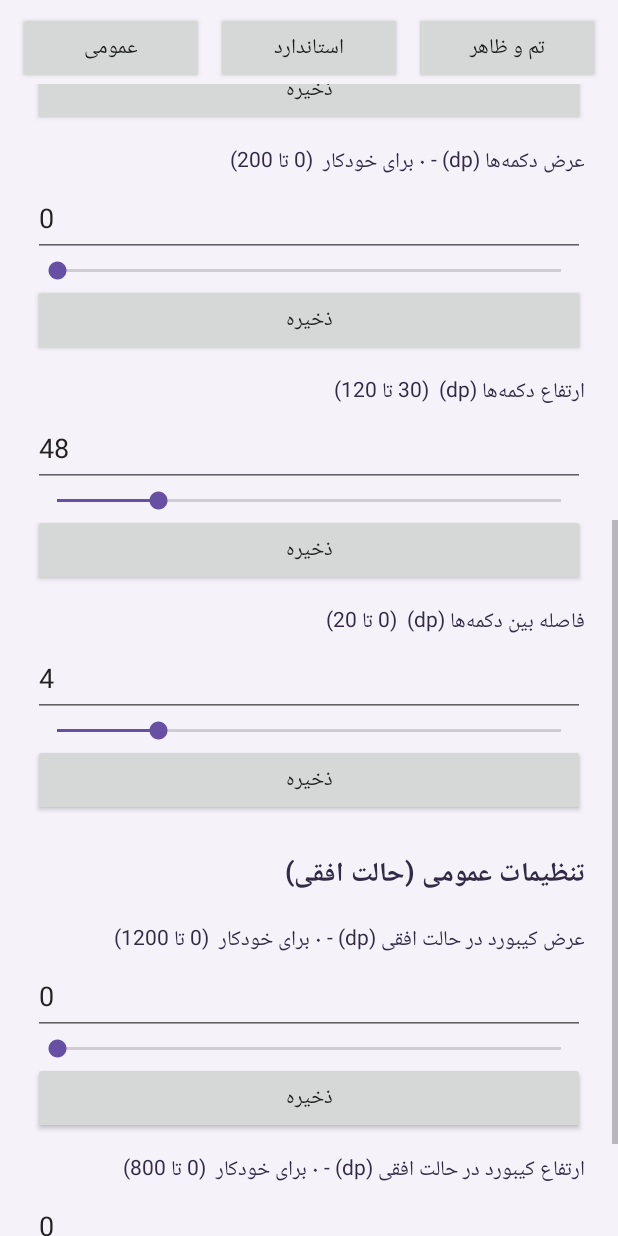
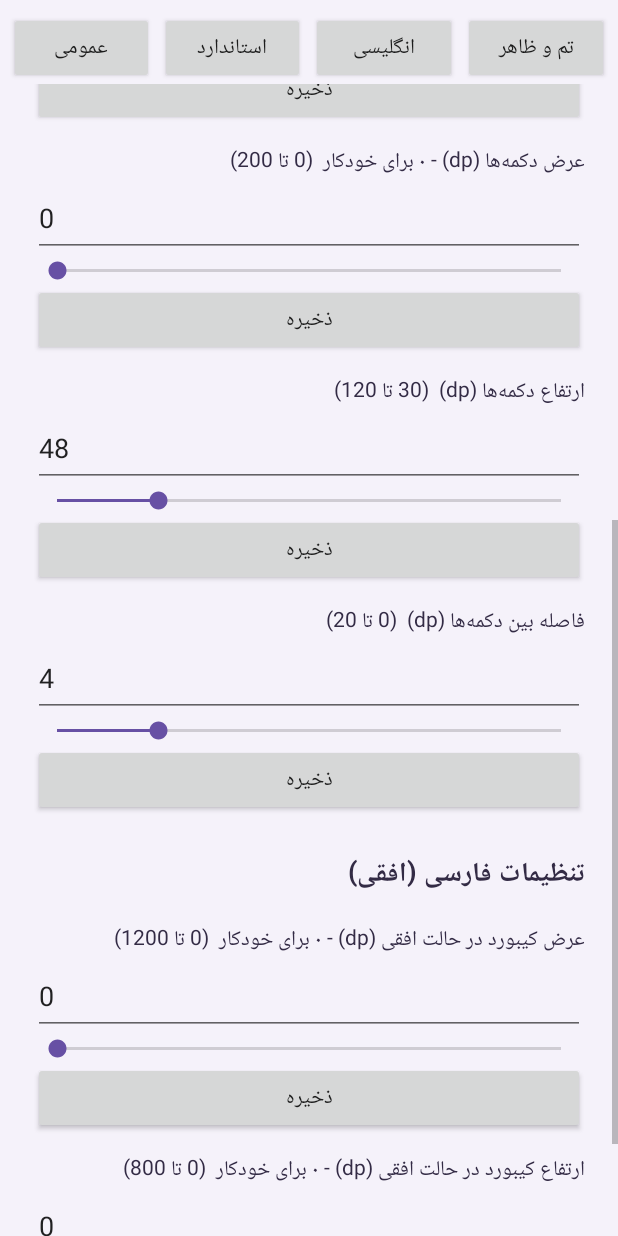
Before and after one commit to smhosseini397/keyboard, an Android app: the screen it shows after launch (SettingsActivity), scrolled down 537 dp, on a phone screen of 412 x 824 dp. Run offline under Robolectric (Android 15) with nearby library versions, the phone set to English and light mode, and no system bars.

Commit message:
Update SettingsActivity.kt

```diff
--- a/app/src/main/java/com/farshekashan/keyfarsi/SettingsActivity.kt
+++ b/app/src/main/java/com/farshekashan/keyfarsi/SettingsActivity.kt
@@ -41,7 +41,7 @@ class SettingsActivity : Activity() {
         val tabBar = LinearLayout(this).apply {
             orientation = LinearLayout.HORIZONTAL
             gravity = Gravity.CENTER
-            setPadding(dp(8), dp(8), dp(8), 0)
+            setPadding(dp(4), dp(8), dp(4), 0)
         }
 
         val tabContent = FrameLayout(this).apply {
@@ -54,13 +54,16 @@ class SettingsActivity : Activity() {
             isFillViewport = true
             addView(createGeneralTab())
         }
-
         val standardScroll = ScrollView(this).apply {
             isFillViewport = true
             addView(createStandardTab())
             visibility = View.GONE
         }
-
+        val englishScroll = ScrollView(this).apply {
+            isFillViewport = true
+            addView(createEnglishTab())
+            visibility = View.GONE
+        }
         val themeScroll = ScrollView(this).apply {
             isFillViewport = true
             addView(createThemeTab())
@@ -69,6 +72,7 @@ class SettingsActivity : Activity() {
 
         tabContent.addView(generalScroll)
         tabContent.addView(standardScroll)
+        tabContent.addView(englishScroll)
         tabContent.addView(themeScroll)
 
         val btnGeneral = Button(this).apply {
@@ -76,6 +80,7 @@ class SettingsActivity : Activity() {
             setOnClickListener {
                 generalScroll.visibility = View.VISIBLE
                 standardScroll.visibility = View.GONE
+                englishScroll.visibility = View.GONE
                 themeScroll.visibility = View.GONE
             }
         }
@@ -84,6 +89,16 @@ class SettingsActivity : Activity() {
             setOnClickListener {
                 generalScroll.visibility = View.GONE
                 standardScroll.visibility = View.VISIBLE
+                englishScroll.visibility = View.GONE
+                themeScroll.visibility = View.GONE
+            }
+        }
+        val btnEnglish = Button(this).apply {
+            text = "انگلیسی"
+            setOnClickListener {
+                generalScroll.visibility = View.GONE
+                standardScroll.visibility = View.GONE
+                englishScroll.visibility = View.VISIBLE
                 themeScroll.visibility = View.GONE
             }
         }
@@ -92,13 +107,15 @@ class SettingsActivity : Activity() {
             setOnClickListener {
                 generalScroll.visibility = View.GONE
                 standardScroll.visibility = View.GONE
+                englishScroll.visibility = View.GONE
                 themeScroll.visibility = View.VISIBLE
             }
         }
 
-        tabBar.addView(btnGeneral, LinearLayout.LayoutParams(0, dp(48), 1f).apply { setMargins(dp(4), 0, dp(4), 0) })
-        tabBar.addView(btnStandard, LinearLayout.LayoutParams(0, dp(48), 1f).apply { setMargins(dp(4), 0, dp(4), 0) })
-        tabBar.addView(btnTheme, LinearLayout.LayoutParams(0, dp(48), 1f).apply { setMargins(dp(4), 0, dp(4), 0) })
+        tabBar.addView(btnGeneral, LinearLayout.LayoutParams(0, dp(48), 1f).apply { setMargins(dp(2), 0, dp(2), 0) })
+        tabBar.addView(btnStandard, LinearLayout.LayoutParams(0, dp(48), 1f).apply { setMargins(dp(2), 0, dp(2), 0) })
+        tabBar.addView(btnEnglish, LinearLayout.LayoutParams(0, dp(48), 1f).apply { setMargins(dp(2), 0, dp(2), 0) })
+        tabBar.addView(btnTheme, LinearLayout.LayoutParams(0, dp(48), 1f).apply { setMargins(dp(2), 0, dp(2), 0) })
 
         mainLayout.addView(tabBar)
         mainLayout.addView(tabContent)
@@ -144,14 +161,14 @@ class SettingsActivity : Activity() {
         }
         outer.addView(choose, match())
 
-        outer.addView(sectionTitle("تنظیمات عمومی (حالت عمودی)"))
-        addNumberField(outer, "عرض کیبورد (dp)", "keyboard_width", 360, 0, 1200)
-        addNumberField(outer, "ارتفاع کل کیبورد (dp)", "keyboard_height", 270, 150, 800)
-        addNumberField(outer, "عرض دکمه‌ها (dp) - ۰ برای خودکار", "key_width", 0, 0, 200)
-        addNumberField(outer, "ارتفاع دکمه‌ها (dp)", "key_height", 48, 30, 120)
-        addNumberField(outer, "فاصله بین دکمه‌ها (dp)", "key_gap", 4, 0, 20)
+        outer.addView(sectionTitle("تنظیمات فارسی (عمودی)"))
+        addNumberField(outer, "عرض کیبورد فارسی (dp)", "fa_keyboard_width", 360, 0, 1200)
+        addNumberField(outer, "ارتفاع کل کیبورد فارسی (dp)", "fa_keyboard_height", 270, 150, 800)
+        addNumberField(outer, "عرض دکمه‌ها (dp) - ۰ برای خودکار", "fa_key_width", 0, 0, 200)
+        addNumberField(outer, "ارتفاع دکمه‌ها (dp)", "fa_key_height", 48, 30, 120)
+        addNumberField(outer, "فاصله بین دکمه‌ها (dp)", "fa_key_gap", 4, 0, 20)
 
-        outer.addView(sectionTitle("تنظیمات عمومی (حالت افقی)"))
+        outer.addView(sectionTitle("تنظیمات فارسی (افقی)"))
         addNumberField(outer, "عرض کیبورد در حالت افقی (dp) - ۰ برای خودکار", "keyboard_width_landscape", 0, 0, 1200)
         addNumberField(outer, "ارتفاع کیبورد در حالت افقی (dp) - ۰ برای خودکار", "keyboard_height_landscape", 0, 0, 800)
 
@@ -195,6 +212,32 @@ class SettingsActivity : Activity() {
         addNumberField(outer, "ارتفاع دکمه‌های استاندارد (dp) - ۰ برای خودکار", "standard_key_height", 0, 0, 120)
         addNumberField(outer, "فاصله بین دکمه‌ها (dp) - ۰ برای پیش‌فرض", "standard_key_gap", -1, -1, 20)
         addNumberField(outer, "مقیاس کیبورد استاندارد (٪)", "standard_scale", 100, 50, 150)
+
+        return outer
+    }
+
+    private fun createEnglishTab(): LinearLayout {
+        val outer = LinearLayout(this).apply {
+            orientation = LinearLayout.VERTICAL
+            setPadding(dp(22), dp(16), dp(22), dp(24))
+        }
+
+        val title = TextView(this).apply {
+            text = "کیبورد انگلیسی"
+            textSize = 24f
+            gravity = Gravity.CENTER
+            setTextColor(0xFF332B45.toInt())
+            setPadding(0, dp(8), 0, dp(20))
+            setTypeface(null, android.graphics.Typeface.BOLD)
+        }
+        outer.addView(title)
+
+        outer.addView(sectionTitle("تنظیمات انگلیسی (عمودی)"))
+        addNumberField(outer, "عرض کیبورد انگلیسی (dp)", "en_keyboard_width", 360, 0, 1200)
+        addNumberField(outer, "ارتفاع کل کیبورد انگلیسی (dp)", "en_keyboard_height", 270, 150, 800)
+        addNumberField(outer, "عرض دکمه‌ها (dp) - ۰ برای خودکار", "en_key_width", 0, 0, 200)
+        addNumberField(outer, "ارتفاع دکمه‌ها (dp)", "en_key_height", 48, 30, 120)
+        addNumberField(outer, "فاصله بین دکمه‌ها (dp)", "en_key_gap", 4, 0, 20)
 
         return outer
     }
@@ -254,13 +297,18 @@ class SettingsActivity : Activity() {
             text = "بازنشانی همه تنظیمات به پیش‌فرض"
             setOnClickListener {
                 prefs.edit()
-                    .putInt("keyboard_width", 360)
-                    .putInt("keyboard_height", 270)
+                    .putInt("fa_keyboard_width", 360)
+                    .putInt("fa_keyboard_height", 270)
+                    .putInt("en_keyboard_width", 360)
+                    .putInt("en_keyboard_height", 270)
                     .putInt("keyboard_width_landscape", 0)
                     .putInt("keyboard_height_landscape", 0)
-                    .putInt("key_width", 0)
-                    .putInt("key_height", 48)
-                    .putInt("key_gap", 4)
+                    .putInt("fa_key_width", 0)
+                    .putInt("fa_key_height", 48)
+                    .putInt("fa_key_gap", 4)
+                    .putInt("en_key_width", 0)
+                    .putInt("en_key_height", 48)
+                    .putInt("en_key_gap", 4)
                     .putInt("standard_keyboard_width", 0)
                     .putInt("standard_keyboard_height", 0)
                     .putInt("standard_key_width", 0)
```
